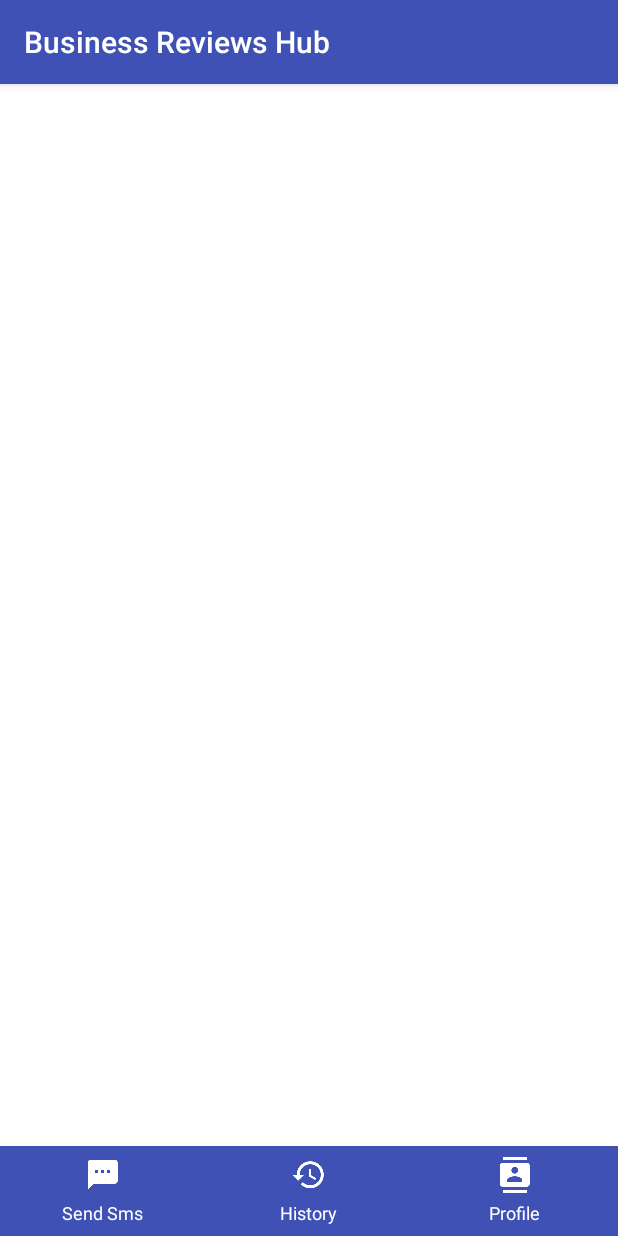
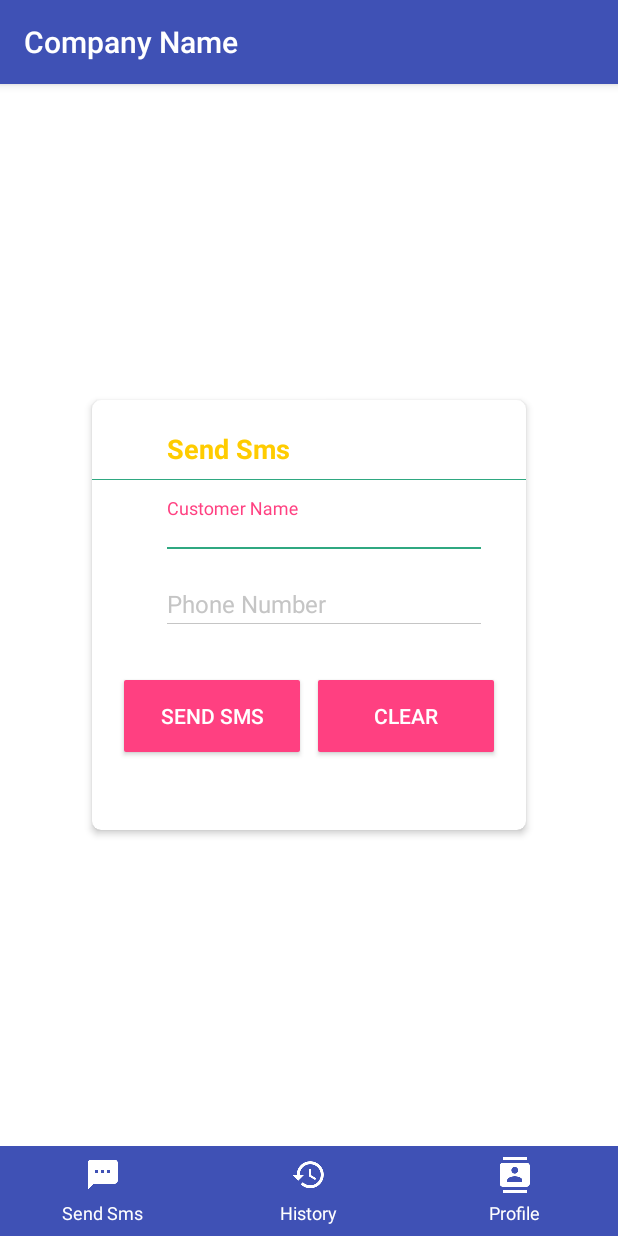
Before and after one commit to Vibeosys/brh-android, an Android app: the screen it shows after launch (MainActivity), after a tap on "SIGN IN", on a phone screen of 412 x 824 dp. Run offline under Robolectric (Android 15) with nearby library versions, the phone set to English and light mode, and no system bars.

```diff
--- a/BusinessReviewsHub/app/src/main/java/com/businessreviewshub/activities/LoginActivity.java
+++ b/BusinessReviewsHub/app/src/main/java/com/businessreviewshub/activities/LoginActivity.java
@@ -1,10 +1,13 @@
 package com.businessreviewshub.activities;
 
+import android.app.Dialog;
+import android.content.Context;
 import android.content.Intent;
 import android.support.v7.app.AppCompatActivity;
 import android.os.Bundle;
 import android.view.View;
 import android.widget.Button;
+import android.widget.EditText;
 
 import com.businessreviewshub.MainActivity;
 import com.businessreviewshub.R;
@@ -12,6 +15,8 @@ import com.businessreviewshub.R;
 public class LoginActivity extends AppCompatActivity implements View.OnClickListener {
 
     private Button mBtnLogin;
+    private EditText mEdtCmpName;
+    private Context mContext = this;
 
     @Override
     protected void onCreate(Bundle savedInstanceState) {
@@ -19,7 +24,9 @@ public class LoginActivity extends AppCompatActivity implements View.OnClickList
         setContentView(R.layout.activity_login);
         setTitle(getResources().getString(R.string.str_login_activity));
         mBtnLogin = (Button) findViewById(R.id.btn_login);
+        mEdtCmpName = (EditText) findViewById(R.id.et_select_cmp);
         mBtnLogin.setOnClickListener(this);
+        mEdtCmpName.setOnClickListener(this);
     }
 
     @Override
@@ -30,6 +37,15 @@ public class LoginActivity extends AppCompatActivity implements View.OnClickList
                 startActivity(new Intent(getApplicationContext(), MainActivity.class));
                 finish();
                 break;
+            case R.id.et_select_cmp:
+                openDialog();
+                break;
         }
     }
+
+    private void openDialog() {
+        Dialog dialog = new Dialog(mContext, android.R.style.Theme_Light_NoTitleBar_Fullscreen);
+        dialog.setContentView(R.layout.dialog_select_company);
+        dialog.show();
+    }
 }
--- a/BusinessReviewsHub/app/src/main/java/com/businessreviewshub/fragments/SendSMSFragment.java
+++ b/BusinessReviewsHub/app/src/main/java/com/businessreviewshub/fragments/SendSMSFragment.java
@@ -1,7 +1,42 @@
 package com.businessreviewshub.fragments;
+
+import android.os.Bundle;
+import android.support.v7.app.ActionBar;
+import android.support.v7.app.AppCompatActivity;
+import android.telephony.PhoneNumberFormattingTextWatcher;
+import android.view.LayoutInflater;
+import android.view.View;
+import android.view.ViewGroup;
+import android.widget.EditText;
+
+import com.businessreviewshub.R;
 
 /**
  * Created by akshay on 12-12-2016.
  */
 public class SendSMSFragment extends BaseFragment {
+
+    private EditText mEdtPhNo;
+
+    public SendSMSFragment() {
+        // Required empty public constructor
+    }
+
+
+    @Override
+    public void onCreate(Bundle savedInstanceState) {
+        super.onCreate(savedInstanceState);
+        ActionBar actionBar = ((AppCompatActivity) getActivity()).getSupportActionBar();
+        actionBar.setTitle("Company Name");
+    }
+
+    @Override
+    public View onCreateView(LayoutInflater inflater, ViewGroup container,
+                             Bundle savedInstanceState) {
+        // Inflate the layout for this fragment
+        View view = inflater.inflate(R.layout.fragment_send_sms, container, false);
+        mEdtPhNo = (EditText) view.findViewById(R.id.et_ph_no);
+        mEdtPhNo.addTextChangedListener(new PhoneNumberFormattingTextWatcher());
+        return view;
+    }
 }
--- /dev/null
+++ b/BusinessReviewsHub/app/src/main/res/layout/fragment_send_sms.xml
@@ -0,0 +1,135 @@
+<?xml version="1.0" encoding="utf-8"?>
+<RelativeLayout xmlns:android="http://schemas.android.com/apk/res/android"
+    xmlns:app="http://schemas.android.com/apk/res-auto"
+    xmlns:tools="http://schemas.android.com/tools"
+    android:layout_width="match_parent"
+    android:layout_height="match_parent"
+    tools:context="com.businessreviewshub.MainActivity">
+
+    <android.support.v7.widget.CardView
+        android:id="@+id/cv"
+        android:layout_width="300dp"
+        android:layout_height="300dp"
+        android:layout_below="@+id/imgLogo"
+        android:layout_centerInParent="true"
+        app:cardCornerRadius="6dp"
+        app:cardElevation="3dp"
+        app:cardUseCompatPadding="true">
+
+        <LinearLayout
+            android:layout_width="match_parent"
+            android:layout_height="match_parent"
+            android:orientation="vertical">
+
+            <RelativeLayout
+                android:layout_width="match_parent"
+                android:layout_height="45dp"
+                android:layout_marginTop="10dp">
+
+                <TextView
+                    android:id="@+id/txtSendSMS"
+                    android:layout_width="wrap_content"
+                    android:layout_height="wrap_content"
+                    android:layout_centerVertical="true"
+                    android:layout_marginStart="50dp"
+                    android:text="@string/str_send_sms"
+                    android:textColor="@color/colorTxtLogin"
+                    android:textSize="18sp"
+                    android:textStyle="bold" />
+
+                <View
+                    android:layout_width="match_parent"
+                    android:layout_height="0.5dp"
+                    android:layout_alignParentStart="true"
+                    android:layout_below="@id/txtSendSMS"
+                    android:layout_marginBottom="8dp"
+                    android:layout_marginTop="8dp"
+                    android:background="#2fa881" />
+            </RelativeLayout>
+
+            <LinearLayout
+                android:layout_width="match_parent"
+                android:layout_height="50dp"
+                android:layout_marginTop="10dp"
+                android:orientation="horizontal"
+                android:paddingEnd="30dp"
+                android:paddingStart="50dp">
+
+                <android.support.design.widget.TextInputLayout
+                    android:layout_width="match_parent"
+                    android:layout_height="wrap_content"
+                    android:textColorHint="@color/colorTxtHint">
+
+                    <EditText
+                        android:id="@+id/et_customer_name"
+                        android:layout_width="match_parent"
+                        android:layout_height="wrap_content"
+                        android:background="@drawable/selector_bg_edit"
+                        android:hint="@string/str_hint_cust_name"
+                        android:inputType="text"
+                        android:paddingBottom="2dp"
+                        android:textColor="@color/colorEdtLogin"
+                        android:textCursorDrawable="@drawable/bg_input_cursor"
+                        android:textSize="16sp" />
+                </android.support.design.widget.TextInputLayout>
+            </LinearLayout>
+
+            <LinearLayout
+                android:layout_width="match_parent"
+                android:layout_height="50dp"
+                android:orientation="horizontal"
+                android:paddingEnd="30dp"
+                android:paddingStart="50dp">
+
+                <android.support.design.widget.TextInputLayout
+                    android:layout_width="match_parent"
+                    android:layout_height="wrap_content"
+                    android:textColorHint="@color/colorTxtHint">
+
+                    <EditText
+                        android:id="@+id/et_ph_no"
+                        android:layout_width="match_parent"
+                        android:layout_height="wrap_content"
+                        android:background="@drawable/selector_bg_edit"
+                        android:hint="@string/str_hint_ph_no"
+                        android:inputType="phone"
+                        android:maxLength="14"
+                        android:paddingBottom="2dp"
+                        android:textColor="@color/colorEdtLogin"
+                        android:textCursorDrawable="@drawable/bg_input_cursor"
+                        android:textSize="16sp" />
+                </android.support.design.widget.TextInputLayout>
+            </LinearLayout>
+
+
+            <LinearLayout
+                android:layout_width="match_parent"
+                android:layout_height="60dp"
+                android:layout_margin="15dp"
+                android:gravity="center"
+                android:orientation="horizontal">
+
+                <Button
+                    android:id="@+id/btn_send_sms"
+                    android:layout_width="wrap_content"
+                    android:layout_height="wrap_content"
+                    android:layout_margin="6dp"
+                    android:layout_weight="1"
+                    android:background="@drawable/button_custom"
+                    android:text="@string/str_btn_send_sms"
+                    android:textColor="@android:color/white"></Button>
+
+                <Button
+                    android:id="@+id/btn_login"
+                    android:layout_width="wrap_content"
+                    android:layout_height="wrap_content"
+                    android:layout_margin="6dp"
+                    android:layout_weight="1"
+                    android:background="@drawable/button_custom"
+                    android:text="@string/str_btn_clear"
+                    android:textColor="@android:color/white"></Button>
+
+            </LinearLayout>
+        </LinearLayout>
+    </android.support.v7.widget.CardView>
+</RelativeLayout>
--- a/BusinessReviewsHub/app/src/main/res/values/colors.xml
+++ b/BusinessReviewsHub/app/src/main/res/values/colors.xml
@@ -10,4 +10,8 @@
 
     <color name="colorGradientStart">#ffeeaa</color>
     <color name="colorGradientCenter">#ffdd53</color>
+
+    <color name="primaryText">#eb2f3031</color>
+    <color name="accentText">#FF4081</color>
+    <color name="secondaryText">#d863666b</color>
 </resources>
--- a/BusinessReviewsHub/app/src/main/res/values/strings.xml
+++ b/BusinessReviewsHub/app/src/main/res/values/strings.xml
@@ -19,5 +19,9 @@
     <string name="str_hint_username">User Name</string>
     <string name="str_btn_sign_in">Sign In</string>
     <string name="str_hint_select_company">Select Company</string>
+    <string name="str_btn_send_sms">Send Sms</string>
+    <string name="str_btn_clear">Clear</string>
+    <string name="str_hint_cust_name">Customer Name</string>
+    <string name="str_hint_ph_no">Phone Number</string>
 
 </resources>
```
Also changed, not shown: BusinessReviewsHub/app/src/main/res/layout/activity_login.xml (+22 -3 lines), BusinessReviewsHub/app/src/main/res/layout/dialog_select_company.xml (added, +406 -0 lines).
